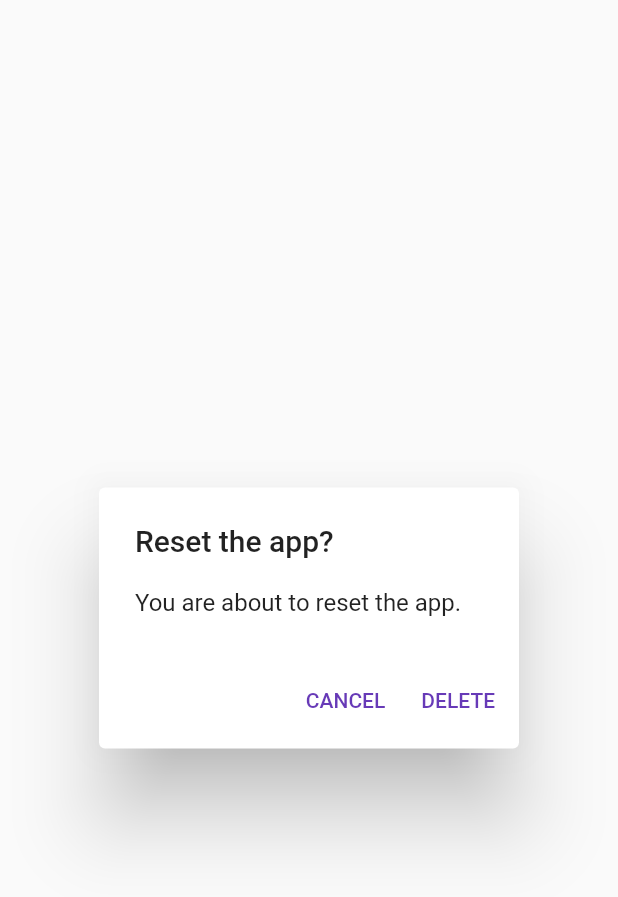
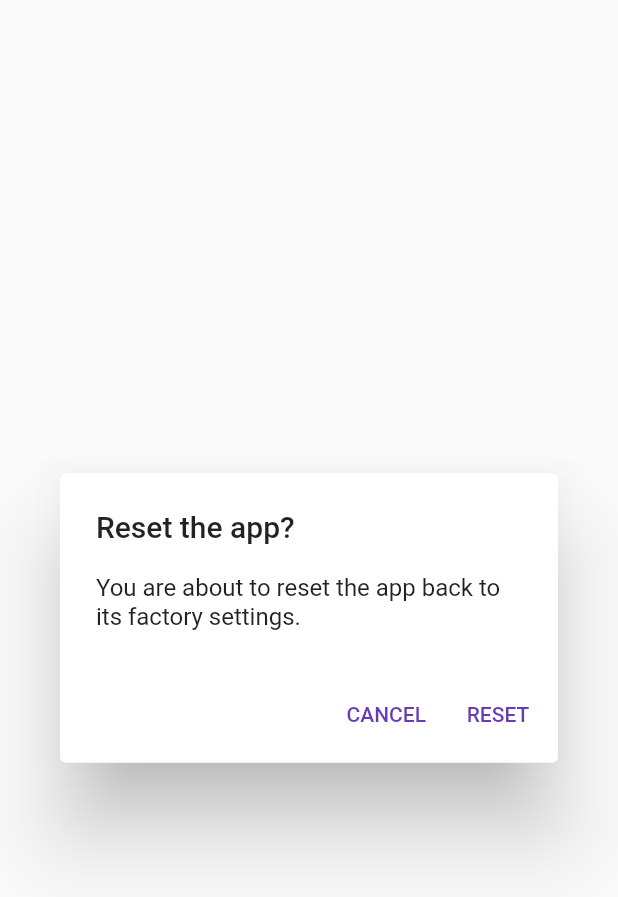
Before and after one commit to FabianGermany/ChallengingAlarmClockApp, a Flutter app: the DialogResetApp widget shown alone on an empty page, opened directly, on a phone screen of 412 x 824 dp. Shown: the top 897 px of the screen. Run offline on Flutter 3.47's test engine with Material 2 defaults, Android fonts, the phone set to English and light mode, and no system bars; our stand-ins replace awesome_notifications, shared_preferences, wakelock, weekday_selector; missing offline and left inert: flutter_ringtone_player, is_first_run; accounts and stored records are empty.

Commit message:
many minor changes

```diff
--- a/lib/components.dart
+++ b/lib/components.dart
@@ -30,7 +30,7 @@ void showAlarmCreationSnackBar(BuildContext context){
 
 /// Dialog component/widget to reset the app
 class DialogResetApp extends StatefulWidget{
-  const DialogResetApp();
+  const DialogResetApp({Key? key}) : super(key: key);
 
   @override
   State<DialogResetApp> createState() => _MyDialogResetAppState();
@@ -44,7 +44,7 @@ class _MyDialogResetAppState extends State<DialogResetApp> {
       AlertDialog(
         title: Text('Reset the app?'),
         content: Text(
-            'You are about to reset the app.'),
+            'You are about to reset the app back to its factory settings.'),
         actions: [
           TextButton(
             onPressed: () =>
@@ -58,9 +58,9 @@ class _MyDialogResetAppState extends State<DialogResetApp> {
                 listOfSavedAlarms = initAlarms(); // reset the app
               }),
               Navigator.pop(
-                  context, 'DELETE'),
+                  context, 'RESET'),
             ],
-            child: Text('DELETE'),
+            child: Text('RESET'),
           ),
         ],
       );
@@ -72,8 +72,9 @@ class _MyDialogResetAppState extends State<DialogResetApp> {
 /// Dialog component/widget to delete an alarm
 class DialogResetAlarm extends StatefulWidget{
 
-  final index; //todo do I need that
-  const DialogResetAlarm(this.index);
+  final index;
+  const DialogResetAlarm({Key? key, required this.index}) : super(key: key);
+
 
   @override
   State<DialogResetAlarm> createState() => _MyDialogResetAlarmState();
--- a/lib/global.dart
+++ b/lib/global.dart
@@ -1,7 +1,5 @@
 import 'package:flutter/material.dart';
 import 'dart:developer' as dev;
-import 'main.dart';
-
 
 // global vars
 const everySecond = Duration(seconds: 1);
@@ -13,6 +11,6 @@ const String appTitleAddAlarm = 'Add an alarm';
 
 
 //conversion function to compare TimeOfDay datatypes
-double TimeOfDayToDouble(TimeOfDay time){
+double timeOfDayToDouble(TimeOfDay time){
   return (time.hour + time.minute / 60.0);
 }
--- a/lib/notification.dart
+++ b/lib/notification.dart
@@ -1,7 +1,6 @@
 import 'package:awesome_notifications/awesome_notifications.dart';
 import 'package:flutter/material.dart';
 import 'dart:developer' as dev;
-import 'main.dart';
 
 /// Notification controller
 class NotificationController {
@@ -81,7 +80,7 @@ void createNotification(nameOfAlarm){
     content: NotificationContent(
         id: 10,
         channelKey: 'basic_channel',
-        title: 'The alarm \"${nameOfAlarm}\" is ringing!',
+        title: 'The alarm "$nameOfAlarm" is ringing!',
         body: 'Click here to turn it off.',
         autoDismissible: false,
         locked: true,
--- a/lib/widgets/homepage_alarm_overview.dart
+++ b/lib/widgets/homepage_alarm_overview.dart
@@ -6,17 +6,11 @@ import 'package:flutter/material.dart'; //Google Material Design assets
 import 'package:intl/intl.dart';
 import 'dart:async';
 import 'dart:developer' as dev;
-import 'package:is_first_run/is_first_run.dart'; // for setting variables only on first start of the app
 import 'package:shared_preferences/shared_preferences.dart'; // for saving/loading data for new start of the app
 import 'dart:convert'; // for JSON etc.
-import 'package:wakelock/wakelock.dart'; // this is needed to keep the screen active
-import 'package:awesome_notifications/awesome_notifications.dart'; // notifications when the alarm is ringing
 import '../alarm.dart'; // functions and more for the alarm
-import '../quiz.dart'; // as quiz // functions and more for the quiz
 import '../global.dart'; // global variables and general outsourced stuff
-import 'show_alarm_page.dart'; // widget for the alarm exposure
 import 'add_alarm_page.dart'; // widget for the alarm adding
-import '../notification.dart'; // functions and more for the notifications
 import 'package:alarm_clock_app/components.dart';
 
 class HomePageAlarmOverview extends StatefulWidget {
@@ -92,7 +86,7 @@ class _HomePageAlarmOverviewState extends State<HomePageAlarmOverview> {
           else if (currentAlarmList[i]!.isRecurrent == true) {
 
             // check whether today is one of the recurring days
-            if (currentAlarmList[i]!.weekdayRecurrence[DateTimeRemapper(DateTime
+            if (currentAlarmList[i]!.weekdayRecurrence[dateTimeRemapper(DateTime
                 .now().weekday)] == true) {
 
               // the time has passed (but not too long time ago, like 3 seconds)
@@ -119,26 +113,23 @@ class _HomePageAlarmOverviewState extends State<HomePageAlarmOverview> {
 
   @override
   void initState() {
-    // the timers will be run here, otherwise thousands of timers will be generated
-    // update shown times regularly
+    // update the in the UI presented current time regularly
     _refreshTimer = Timer.periodic(everySecond, (Timer t) => _updateTime());
-    //This will cause that the updateTime() function will be exected every second;
 
     // check for alarm status regularly
     _alarmCheckerTimer = Timer.periodic(
         everySecond, (Timer t) => _alarmChecker(listOfSavedAlarms));
 
-    // save data regularly (just in case)
+    // backup data regularly (just in case)
     _saveDataTimer = Timer.periodic(every2Minutes, (Timer t) => saveData());
 
     loadData(); // load backup of alarm list
     stopAlarmSound(); // turn off sound from last start
-
     super.initState();
   }
 
 
-  /// Loading listOfSavedAlarms (on start)
+  /// Loading the current alarm list on start
   Future<void> loadData() async {
     dev.log("Loading alarm data...", name: 'Alarm');
     final prefs = await SharedPreferences.getInstance();
@@ -208,14 +199,14 @@ class _HomePageAlarmOverviewState extends State<HomePageAlarmOverview> {
                             //center vertically
                             children: <Widget>[
                               const Text(
-                                'The current time is',
+                                'The current time is:',
                               ),
                               Text(
                                 _timeString,
                                 style: Theme.of(context).textTheme.headline6,
                               ),
                               const Text(
-                                'The current date is',
+                                'The current date is:',
                               ),
                               Text(
                                 _dateString,
@@ -316,7 +307,7 @@ class _HomePageAlarmOverviewState extends State<HomePageAlarmOverview> {
                                           onPressed: () => showDialog<String>(
                                             context: context,
                                             builder: (BuildContext context) =>
-                                            DialogResetAlarm(i), // show dialog for deleting the alarm //todo
+                                            DialogResetAlarm(index: i), // show dialog for deleting the alarm
                                           ),
                                         ),
                                       ],
@@ -332,7 +323,7 @@ class _HomePageAlarmOverviewState extends State<HomePageAlarmOverview> {
                               // some space
                               Row(
                                 children: <Widget>[
-                                  SizedBox(height: 9),
+                                  SizedBox(height: 5),
                                 ],
                               ),
                               Row(
```
Also changed, not shown: lib/alarm.dart (+37 -43 lines), lib/main.dart (+6 -8 lines), lib/widgets/add_alarm_page.dart (+18 -11 lines), lib/widgets/show_alarm_page.dart (+11 -25 lines), lib/widgets/show_challenge_page.dart (+9 -16 lines), 1 other file.
